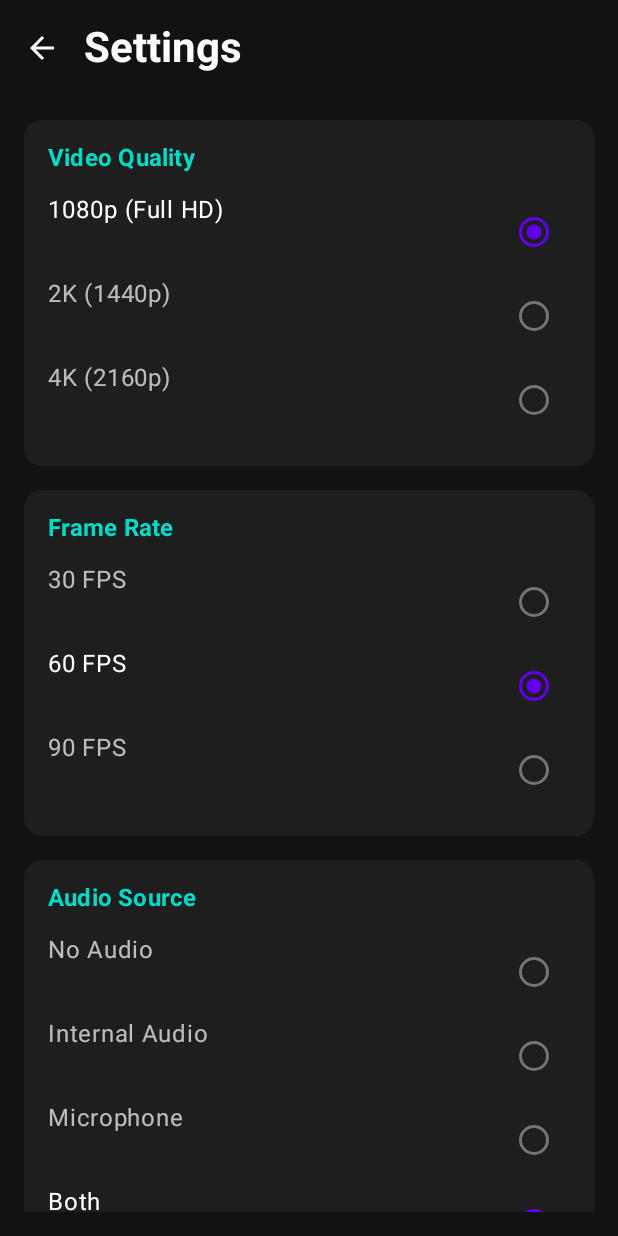
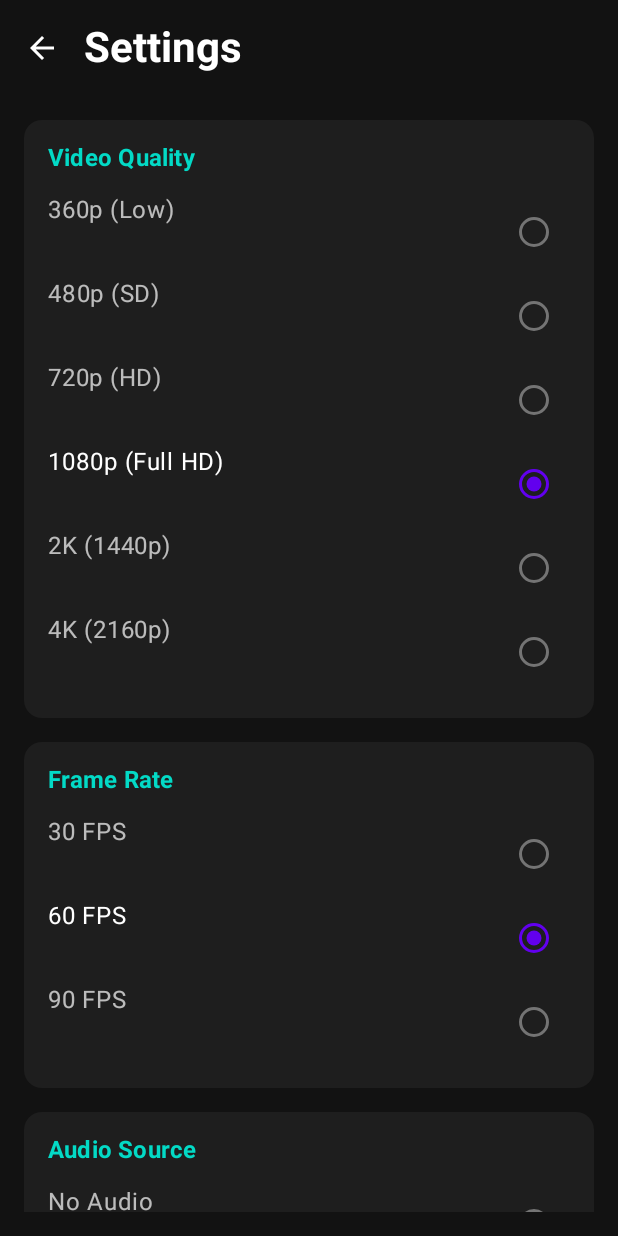
Before and after one commit to Icradle-Innovations-Ltd/FluxRecorder, an Android app built with Jetpack Compose: the screen it shows after launch (MainActivity), after a tap on "Settings", on a phone screen of 412 x 824 dp. Run offline under Robolectric (Android 15) with nearby library versions, the phone set to English and light mode, and no system bars; our stand-ins replace Dagger/Hilt's generated code.

Commit message:
Add lower video quality options and audio permission check
Introduces 360p, 480p, and 720p video quality options in RecordingSettings and updates related strings. HomeScreen now checks and requests audio recording permission before starting screen recording.

```diff
--- a/app/src/main/java/com/flux/recorder/data/RecordingSettings.kt
+++ b/app/src/main/java/com/flux/recorder/data/RecordingSettings.kt
@@ -7,6 +7,9 @@ import kotlinx.parcelize.Parcelize
  * Video quality/resolution options
  */
 enum class VideoQuality(val width: Int, val height: Int, val displayName: String) {
+    QUALITY_360P(640, 360, "360p (Low)"),
+    QUALITY_480P(854, 480, "480p (SD)"),
+    QUALITY_720P(1280, 720, "720p (HD)"),
     QUALITY_1080P(1920, 1080, "1080p (Full HD)"),
     QUALITY_2K(2560, 1440, "2K (1440p)"),
     QUALITY_4K(3840, 2160, "4K (2160p)")
--- a/app/src/main/res/values/strings.xml
+++ b/app/src/main/res/values/strings.xml
@@ -22,6 +22,7 @@
     <string name="shake_sensitivity">Shake Sensitivity</string>
 
     <!-- Quality Options -->
+    <string name="quality_360p">360p (Low)</string>
     <string name="quality_480p">480p (SD)</string>
     <string name="quality_720p">720p (HD)</string>
     <string name="quality_1080p">1080p (Full HD)</string>
```
Also changed, not shown: app/src/main/java/com/flux/recorder/ui/screens/HomeScreen.kt (+20 -6 lines), 1 other file.
